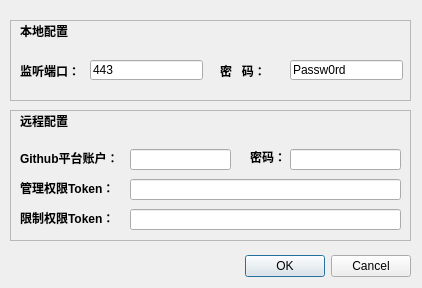
This is controller/ui/dlg_ctlSettings.ui in how2how/PlayGround as Qt 5 draws it before an edit. The edited form follows.
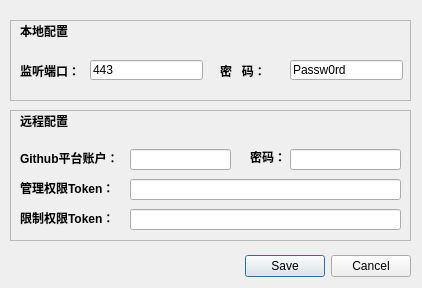
This is the edited form.

```diff
--- a/controller/ui/dlg_ctlSettings.ui
+++ b/controller/ui/dlg_ctlSettings.ui
@@ -29,7 +29,10 @@
     <enum>Qt::Horizontal</enum>
    </property>
    <property name="standardButtons">
-    <set>QDialogButtonBox::Cancel|QDialogButtonBox::Ok</set>
+    <set>QDialogButtonBox::Cancel|QDialogButtonBox::Save</set>
+   </property>
+   <property name="centerButtons">
+    <bool>false</bool>
    </property>
   </widget>
   <widget class="QLabel" name="label">
```
Left out of the diff: 8 changed lines with no effect on the pictures.
